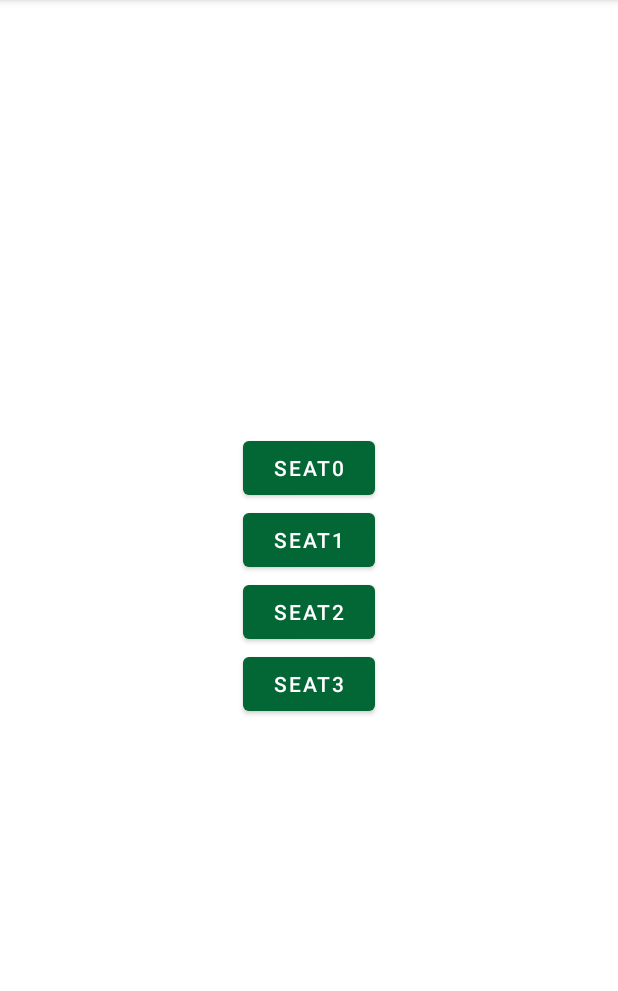
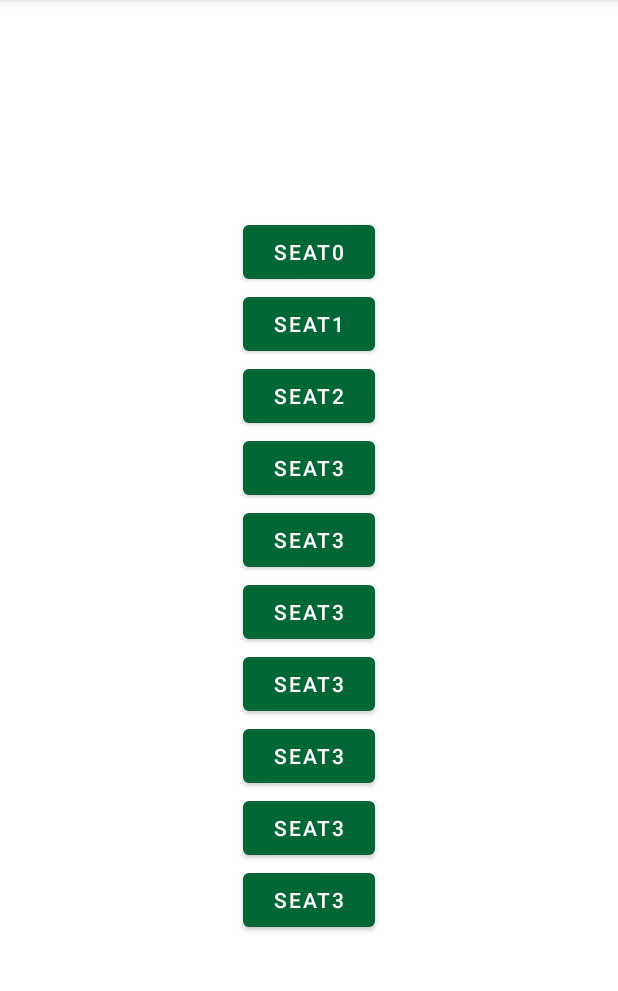
Before and after one commit to LimSoYoung522/Cabling, an Android app: the AppointmentActivity screen opened directly, with no data from a screen before it, after a tap on "SEAT2", on a phone screen of 412 x 824 dp, the part 84-1075 px from its top. Run offline under Robolectric (Android 15) with nearby library versions, the phone set to English and light mode, and no system bars; our stand-ins replace Firebase (no records; nobody signed in at launch, a user with empty details on screens opened directly).

Commit message:
appointment_cafe1

```diff
--- a/app/src/main/java/smu/example/cabling/AppointmentActivity.java
+++ b/app/src/main/java/smu/example/cabling/AppointmentActivity.java
@@ -21,8 +21,9 @@ import com.google.firebase.database.ValueEventListener;
 public class AppointmentActivity extends AppCompatActivity {
     private static final String TAG = "map";
     private DatabaseReference mDatabase;
-    Button seat0, seat1, seat2, seat3;
-    String result;
+    Button seat[];
+    String result = "";
+    int i;
 
     protected void onCreate(@Nullable Bundle savedInstanceState) {
         super.onCreate(savedInstanceState);
@@ -30,57 +31,18 @@ public class AppointmentActivity extends AppCompatActivity {
 
         mDatabase = FirebaseDatabase.getInstance().getReference();
 
-        seat0 = (Button)findViewById(R.id.seat0);
-        seat1 = (Button)findViewById(R.id.seat1);
-        seat2 = (Button)findViewById(R.id.seat2);
-        seat3 = (Button)findViewById(R.id.seat3);
+        seat = new Button[10];
+        int[] seatID = {
+                R.id.seat0, R.id.seat1, R.id.seat2,
+                R.id.seat3, R.id.seat4, R.id.seat5,
+                R.id.seat6, R.id.seat7, R.id.seat8,
+                R.id.seat9
+        };
 
-        seat0.setOnClickListener(new View.OnClickListener() {
-            @Override
-            public void onClick(View v) {
-                mDatabase.child("CAFE").child("cafe1").child("seat").child("0").get().addOnCompleteListener(new OnCompleteListener<DataSnapshot>() {
-                    @Override
-                    public void onComplete(@NonNull Task<DataSnapshot> task) {
-                        if (!task.isSuccessful()) {
-                            Log.e("firebase", "Error getting data", task.getException());
-                        }
-                        else {
-                            Log.d("firebase", String.valueOf(task.getResult().getValue()));
-                            if(String.valueOf(task.getResult().getValue()) == "1"){
-                                result = "이미 선택된 좌석입니다.";
-                            }else{
-                                result = "예약이 가능한 좌석입니다.";
-                            }
-                            Toast.makeText(getApplicationContext(), result, Toast.LENGTH_LONG).show();
-                        }
-                    }
-                });
-            }
-        });
-
-        seat2.setOnClickListener(new View.OnClickListener() {
-            @Override
-            public void onClick(View v) {
-                mDatabase.child("CAFE").child("cafe1").child("seat").child("2").get().addOnCompleteListener(new OnCompleteListener<DataSnapshot>() {
-                    @Override
-                    public void onComplete(@NonNull Task<DataSnapshot> task) {
-                        if (!task.isSuccessful()) {
-                            Log.e("firebase", "Error getting data", task.getException());
-                        }
-                        else {
-                            Log.d("firebase", String.valueOf(task.getResult().getValue()));
-                            if(String.valueOf(task.getResult().getValue()) == "1"){
-                                result = "이미 선택된 좌석입니다.";
-                            }else{
-                                result = "예약이 가능한 좌석입니다.";
-                            }
-                            Toast.makeText(getApplicationContext(), result, Toast.LENGTH_LONG).show();
-                        }
-                    }
-                });
-            }
-        });
-
+        for (i = 0; i < 10; i++) {
+            this.seat[i] = (Button) findViewById(seatID[i]);
+            this.seat[i].setOnClickListener(new btnSeatListener(1, i));
+        }
     }
 
     /*
@@ -104,5 +66,35 @@ public class AppointmentActivity extends AppCompatActivity {
                 Log.w(TAG, "Failed to read value.", error.toException());
             }
         });*/
+    public class btnSeatListener implements View.OnClickListener {
+        protected int num1;
+        protected int num2;
+        String cafe = "cafe";
 
+        public btnSeatListener (int num1, int num2) {
+            this.num1 = num1;
+            this.num2 = num2;
+        }
+
+        public void onClick(View v){
+            mDatabase.child("CAFE").child(cafe.concat(String.valueOf(num1))).child("seat").child(String.valueOf(num2)).get().addOnCompleteListener(new OnCompleteListener<DataSnapshot>() {
+                @Override
+                public void onComplete(@NonNull Task<DataSnapshot> task) {
+                    if (!task.isSuccessful()) {
+                        Log.e("firebase", "Error getting data", task.getException());
+                    }
+                    else {
+                        Log.d("firebase", String.valueOf(task.getResult().getValue()));
+
+                        if(String.valueOf(task.getResult().getValue()).equals("1")){
+                            result = "이미 선택된 좌석입니다.";
+                        }else{
+                            result = "예약이 가능한 좌석입니다.";
+                        }
+                        Toast.makeText(getApplicationContext(), result, Toast.LENGTH_SHORT).show();
+                    }
+                }
+            });
+        }
+    };
 }
--- a/app/src/main/java/smu/example/cabling/MainActivity.java
+++ b/app/src/main/java/smu/example/cabling/MainActivity.java
@@ -26,9 +26,6 @@ public class MainActivity extends AppCompatActivity {
         super.onCreate(savedInstanceState);
         setContentView(R.layout.activity_main);
         getHashKey();
-
-
-
 
         loginButton = findViewById(R.id.loginbutton);
         loginButton.setOnClickListener(new View.OnClickListener() {
--- a/app/src/main/res/layout/activity_appoint.xml
+++ b/app/src/main/res/layout/activity_appoint.xml
@@ -29,4 +29,41 @@
         android:text="seat3"
         android:id="@+id/seat3"/>
 
+    <Button
+        android:layout_width="wrap_content"
+        android:layout_height="wrap_content"
+        android:text="seat3"
+        android:id="@+id/seat4"/>
+
+    <Button
+        android:layout_width="wrap_content"
+        android:layout_height="wrap_content"
+        android:text="seat3"
+        android:id="@+id/seat5"/>
+
+    <Button
+        android:layout_width="wrap_content"
+        android:layout_height="wrap_content"
+        android:text="seat3"
+        android:id="@+id/seat6"/>
+
+    <Button
+        android:layout_width="wrap_content"
+        android:layout_height="wrap_content"
+        android:text="seat3"
+        android:id="@+id/seat7"/>
+
+    <Button
+        android:layout_width="wrap_content"
+        android:layout_height="wrap_content"
+        android:text="seat3"
+        android:id="@+id/seat8"/>
+
+    <Button
+        android:layout_width="wrap_content"
+        android:layout_height="wrap_content"
+        android:text="seat3"
+        android:id="@+id/seat9"/>
+
+
 </LinearLayout>
```
